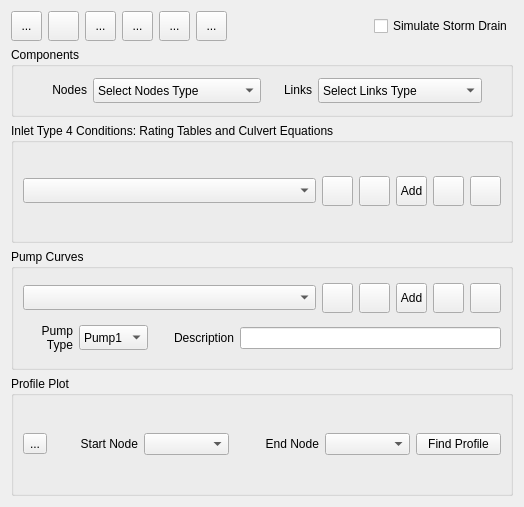
Above: flo2d/ui/storm_drain_editor.ui from FLO-2DSoftware/qgis-flo-2d-plugin before the change. Below: the same form after it.
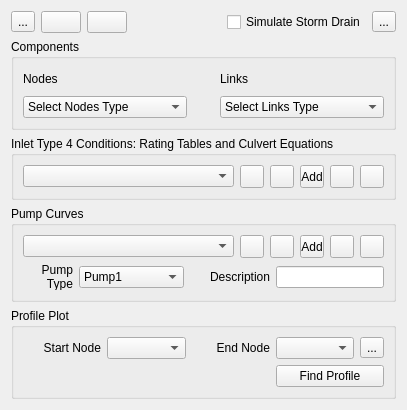
That is the form after the change. Icons and pictures are not drawn.

Commit message: Created a table for the field connector memory

```diff
--- a/flo2d/ui/storm_drain_editor.ui
+++ b/flo2d/ui/storm_drain_editor.ui
@@ -6,8 +6,8 @@
    <rect>
     <x>0</x>
     <y>0</y>
-    <width>524</width>
-    <height>507</height>
+    <width>407</width>
+    <height>410</height>
    </rect>
   </property>
   <property name="minimumSize">
@@ -20,6 +20,355 @@
    <string>FLO-2D Widget</string>
   </property>
   <layout class="QGridLayout" name="gridLayout_5">
+   <item row="1" column="0">
+    <widget class="QGroupBox" name="components_group">
+     <property name="title">
+      <string>Components</string>
+     </property>
+     <layout class="QGridLayout" name="gridLayout_7">
+      <item row="0" column="0">
+       <layout class="QGridLayout" name="gridLayout_3">
+        <item row="0" column="2">
+         <widget class="QLabel" name="label">
+          <property name="sizePolicy">
+           <sizepolicy hsizetype="Fixed" vsizetype="Fixed">
+            <horstretch>0</horstretch>
+            <verstretch>0</verstretch>
+           </sizepolicy>
+          </property>
+          <property name="minimumSize">
+           <size>
+            <width>164</width>
+            <height>22</height>
+           </size>
+          </property>
+          <property name="maximumSize">
+           <size>
+            <width>164</width>
+            <height>22</height>
+           </size>
+          </property>
+          <property name="text">
+           <string>Links</string>
+          </property>
+         </widget>
+        </item>
+        <item row="1" column="0">
+         <widget class="QComboBox" name="SD_nodes_components_cbo">
+          <property name="sizePolicy">
+           <sizepolicy hsizetype="Preferred" vsizetype="Fixed">
+            <horstretch>0</horstretch>
+            <verstretch>0</verstretch>
+           </sizepolicy>
+          </property>
+          <property name="minimumSize">
+           <size>
+            <width>0</width>
+            <height>0</height>
+           </size>
+          </property>
+          <property name="maximumSize">
+           <size>
+            <width>16777215</width>
+            <height>16777215</height>
+           </size>
+          </property>
+          <property name="sizeIncrement">
+           <size>
+            <width>0</width>
+            <height>0</height>
+           </size>
+          </property>
+          <property name="currentText">
+           <string>Select Nodes Type</string>
+          </property>
+          <item>
+           <property name="text">
+            <string>Select Nodes Type</string>
+           </property>
+          </item>
+          <item>
+           <property name="text">
+            <string>Inlets/Junctions</string>
+           </property>
+          </item>
+          <item>
+           <property name="text">
+            <string>Outfalls</string>
+           </property>
+          </item>
+          <item>
+           <property name="text">
+            <string>Storage Units</string>
+           </property>
+          </item>
+         </widget>
+        </item>
+        <item row="0" column="0">
+         <widget class="QLabel" name="label_2">
+          <property name="sizePolicy">
+           <sizepolicy hsizetype="Fixed" vsizetype="Fixed">
+            <horstretch>0</horstretch>
+            <verstretch>0</verstretch>
+           </sizepolicy>
+          </property>
+          <property name="minimumSize">
+           <size>
+            <width>164</width>
+            <height>22</height>
+           </size>
+          </property>
+          <property name="maximumSize">
+           <size>
+            <width>164</width>
+            <height>22</height>
+           </size>
+          </property>
+          <property name="text">
+           <string>Nodes</string>
+          </property>
+         </widget>
+        </item>
+        <item row="1" column="2">
+         <widget class="QComboBox" name="SD_links_components_cbo">
+          <property name="sizePolicy">
+           <sizepolicy hsizetype="Preferred" vsizetype="Fixed">
+            <horstretch>0</horstretch>
+            <verstretch>0</verstretch>
+           </sizepolicy>
+          </property>
+          <property name="minimumSize">
+           <size>
+            <width>0</width>
+            <height>0</height>
+           </size>
+          </property>
+          <property name="maximumSize">
+           <size>
+            <width>16777215</width>
+            <height>16777215</height>
+           </size>
+          </property>
+          <property name="currentText">
+           <string>Select Links Type</string>
+          </property>
+          <item>
+           <property name="text">
+            <string>Select Links Type</string>
+           </property>
+          </item>
+          <item>
+           <property name="text">
+            <string>Conduits</string>
+           </property>
+          </item>
+          <item>
+           <property name="text">
+            <string>Pumps</string>
+           </property>
+          </item>
+          <item>
+           <property name="text">
+            <string>Orifices</string>
+           </property>
+          </item>
+          <item>
+           <property name="text">
+            <string>Weirs</string>
+           </property>
+          </item>
+         </widget>
+        </item>
+        <item row="0" column="1" rowspan="2">
+         <spacer name="horizontalSpacer_4">
+          <property name="orientation">
+           <enum>Qt::Horizontal</enum>
+          </property>
+          <property name="sizeHint" stdset="0">
+           <size>
+            <width>40</width>
+            <height>20</height>
+           </size>
+          </property>
+         </spacer>
+        </item>
+       </layout>
+      </item>
+     </layout>
+    </widget>
+   </item>
+   <item row="5" column="0">
+    <spacer name="verticalSpacer">
+     <property name="orientation">
+      <enum>Qt::Vertical</enum>
+     </property>
+     <property name="sizeHint" stdset="0">
+      <size>
+       <width>20</width>
+       <height>40</height>
+      </size>
+     </property>
+    </spacer>
+   </item>
+   <item row="0" column="0">
+    <layout class="QHBoxLayout" name="horizontalLayout_5">
+     <item>
+      <layout class="QHBoxLayout" name="horizontalLayout_4">
+       <item>
+        <widget class="QToolButton" name="schema_storm_drain_btn">
+         <property name="enabled">
+          <bool>true</bool>
+         </property>
+         <property name="minimumSize">
+          <size>
+           <width>0</width>
+           <height>0</height>
+          </size>
+         </property>
+         <property name="maximumSize">
+          <size>
+           <width>16777215</width>
+           <height>16777215</height>
+          </size>
+         </property>
+         <property name="toolTip">
+          <string>Convert User 'Storm Drain Nodes' to Schematic 'Storm Drains'</string>
+         </property>
+         <property name="text">
+          <string>...</string>
+         </property>
+         <property name="icon">
+          <iconset>
+           <normaloff>../img/schematize_res.svg</normaloff>../img/schematize_res.svg</iconset>
+         </property>
+         <property name="iconSize">
+          <size>
+           <width>24</width>
+           <height>24</height>
+          </size>
+         </property>
+        </widget>
+       </item>
+       <item>
+        <widget class="QPushButton" name="import_shapefile_btn">
+         <property name="enabled">
+          <bool>true</bool>
+         </property>
+         <property name="minimumSize">
+          <size>
+           <width>0</width>
+           <height>0</height>
+          </size>
+         </property>
+         <property name="maximumSize">
+          <size>
+           <width>16777215</width>
+           <height>16777215</height>
+          </size>
+         </property>
+         <property name="toolTip">
+          <string>Select components from shapefile layer</string>
+         </property>
+         <property name="text">
+          <string/>
+         </property>
+         <property name="icon">
+          <iconset>
+           <normaloff>../img/import_sd_shapefiles.svg</normaloff>../img/import_sd_shapefiles.svg</iconset>
+         </property>
+         <property name="iconSize">
+          <size>
+           <width>24</width>
+           <height>24</height>
+          </size>
+         </property>
+        </widget>
+       </item>
+       <item>
+        <widget class="QPushButton" name="auto_assign_link_nodes_btn">
+         <property name="sizePolicy">
+          <sizepolicy hsizetype="Minimum" vsizetype="Fixed">
+           <horstretch>0</horstretch>
+           <verstretch>0</verstretch>
+          </sizepolicy>
+         </property>
+         <property name="toolTip">
+          <string>Auto-assign links and nodes</string>
+         </property>
+         <property name="text">
+          <string/>
+         </property>
+         <property name="icon">
+          <iconset>
+           <normaloff>../img/auto_assign_sd.svg</normaloff>../img/auto_assign_sd.svg</iconset>
+         </property>
+         <property name="iconSize">
+          <size>
+           <width>24</width>
+           <height>24</height>
+          </size>
+         </property>
+        </widget>
+       </item>
+      </layout>
+     </item>
+     <item>
+      <spacer name="horizontalSpacer_3">
+       <property name="orientation">
+        <enum>Qt::Horizontal</enum>
+       </property>
+       <property name="sizeHint" stdset="0">
+        <size>
+         <width>13</width>
+         <height>21</height>
+        </size>
+       </property>
+      </spacer>
+     </item>
+     <item>
+      <widget class="QCheckBox" name="simulate_stormdrain_chbox">
+       <property name="text">
+        <string>Simulate Storm Drain</string>
+       </property>
+      </widget>
+     </item>
+     <item>
+      <widget class="QToolButton" name="sd_help_btn">
+       <property name="enabled">
+        <bool>true</bool>
+       </property>
+       <property name="minimumSize">
+        <size>
+         <width>0</width>
+         <height>0</height>
+        </size>
+       </property>
+       <property name="maximumSize">
+        <size>
+         <width>16777215</width>
+         <height>16777215</height>
+        </size>
+       </property>
+       <property name="toolTip">
+        <string>Storm Drain Help</string>
+       </property>
+       <property name="text">
+        <string>...</string>
+       </property>
+       <property name="icon">
+        <iconset>
+         <normaloff>../img/help.svg</normaloff>../img/help.svg</iconset>
+       </property>
+       <property name="iconSize">
+        <size>
+         <width>24</width>
+         <height>24</height>
+        </size>
+       </property>
+      </widget>
+     </item>
+    </layout>
+   </item>
    <item row="2" column="0">
     <widget class="QGroupBox" name="Type_4_condition_group">
      <property name="sizePolicy">
@@ -43,7 +392,7 @@
            <bool>true</bool>
           </property>
           <property name="sizePolicy">
-           <sizepolicy hsizetype="MinimumExpanding" vsizetype="Fixed">
+           <sizepolicy hsizetype="Preferred" vsizetype="Fixed">
             <horstretch>0</horstretch>
             <verstretch>0</verstretch>
            </sizepolicy>
@@ -51,13 +400,13 @@
           <property name="minimumSize">
            <size>
             <width>0</width>
-            <height>25</height>
+            <height>0</height>
            </size>
           </property>
           <property name="maximumSize">
            <size>
             <width>16777215</width>
-            <height>25</height>
+            <height>16777215</height>
            </size>
           </property>
           <property name="maxVisibleItems">
@@ -72,14 +421,14 @@
           </property>
           <property name="minimumSize">
            <size>
-            <width>31</width>
-            <height>30</height>
+            <width>0</width>
+            <height>0</height>
            </size>
           </property>
           <property name="maximumSize">
            <size>
-            <width>31</width>
-            <height>30</height>
+            <width>24</width>
+            <height>24</height>
            </size>
           </property>
           <property name="toolTip">
@@ -101,14 +450,14 @@
           </property>
           <property name="minimumSize">
            <size>
-            <width>31</width>
-            <height>30</height>
+            <width>0</width>
+            <height>0</height>
            </size>
           </property>
           <property name="maximumSize">
            <size>
-            <width>31</width>
-            <height>30</height>
+            <width>24</width>
+            <height>24</height>
            </size>
           </property>
           <property name="toolTip">
@@ -133,14 +482,14 @@
           </property>
           <property name="minimumSize">
            <size>
-            <width>31</width>
-            <height>30</height>
+            <width>0</width>
+            <height>0</height>
            </size>
           </property>
           <property name="maximumSize">
            <size>
-            <width>31</width>
-            <height>30</height>
+            <width>24</width>
+            <height>24</height>
            </size>
           </property>
           <property name="toolTip">
@@ -168,14 +517,14 @@
           </property>
           <property name="minimumSize">
            <size>
-            <width>31</width>
-            <height>30</height>
+            <width>0</width>
+            <height>0</height>
            </size>
           </property>
           <property name="maximumSize">
            <size>
-            <width>31</width>
-            <height>30</height>
+            <width>24</width>
+            <height>24</height>
            </size>
           </property>
           <property name="toolTip">
@@ -197,14 +546,14 @@
           </property>
           <property name="minimumSize">
            <size>
-            <width>31</width>
-            <height>30</height>
+            <width>0</width>
+            <height>0</height>
            </size>
           </property>
           <property name="maximumSize">
            <size>
-            <width>31</width>
-            <height>30</height>
+            <width>24</width>
+            <height>24</height>
            </size>
           </property>
           <property name="toolTip">
@@ -241,7 +590,7 @@
         <item>
          <widget class="QComboBox" name="pump_curve_cbo">
           <property name="sizePolicy">
-           <sizepolicy hsizetype="MinimumExpanding" vsizetype="Fixed">
+           <sizepolicy hsizetype="Preferred" vsizetype="Fixed">
             <horstretch>0</horstretch>
             <verstretch>0</verstretch>
            </sizepolicy>
@@ -249,13 +598,13 @@
           <property name="minimumSize">
            <size>
             <width>0</width>
-            <height>25</height>
+            <height>0</height>
            </size>
           </property>
           <property name="maximumSize">
            <size>
             <width>16777215</width>
-            <height>25</height>
+            <height>16777215</height>
            </size>
           </property>
           <property name="insertPolicy">
@@ -273,14 +622,14 @@
           </property>
           <property name="minimumSize">
            <size>
-            <width>31</width>
-            <height>30</height>
+            <width>0</width>
+            <height>0</height>
            </size>
           </property>
           <property name="maximumSize">
            <size>
-            <width>31</width>
-            <height>30</height>
+            <width>24</width>
+            <height>24</height>
            </size>
           </property>
           <property name="toolTip">
@@ -302,14 +651,14 @@
           </property>
           <property name="minimumSize">
            <size>
-            <width>31</width>
-            <height>30</height>
+            <width>0</width>
+            <height>0</height>
            </size>
           </property>
           <property name="maximumSize">
            <size>
-            <width>31</width>
-            <height>30</height>
+            <width>24</width>
+            <height>24</height>
            </size>
           </property>
           <property name="toolTip">
@@ -334,14 +683,14 @@
           </property>
           <property name="minimumSize">
            <size>
-            <width>31</width>
-            <height>30</height>
+            <width>0</width>
+            <height>0</height>
            </size>
           </property>
           <property name="maximumSize">
            <size>
-            <width>31</width>
-            <height>30</height>
+            <width>24</width>
+            <height>24</height>
            </size>
           </property>
           <property name="toolTip">
@@ -369,14 +718,14 @@
           </property>
           <property name="minimumSize">
            <size>
-            <width>31</width>
-            <height>30</height>
+            <width>0</width>
+            <height>0</height>
            </size>
           </property>
           <property name="maximumSize">
            <size>
-            <width>31</width>
-            <height>30</height>
+            <width>24</width>
+            <height>24</height>
            </size>
           </property>
           <property name="toolTip">
@@ -398,14 +747,14 @@
           </property>
           <property name="minimumSize">
            <size>
-            <width>31</width>
-            <height>30</height>
+            <width>0</width>
+            <height>0</height>
            </size>
           </property>
           <property name="maximumSize">
            <size>
-            <width>31</width>
-            <height>30</height>
+            <width>24</width>
+            <height>24</height>
            </size>
           </property>
           <property name="toolTip">
@@ -466,7 +815,7 @@
           <item>
            <widget class="QComboBox" name="pump_curve_type_cbo">
             <property name="sizePolicy">
-             <sizepolicy hsizetype="Fixed" vsizetype="Fixed">
+             <sizepolicy hsizetype="Preferred" vsizetype="Fixed">
               <horstretch>0</horstretch>
               <verstretch>0</verstretch>
              </sizepolicy>
@@ -474,13 +823,13 @@
             <property name="minimumSize">
              <size>
               <width>0</width>
-              <height>25</height>
+              <height>0</height>
              </size>
             </property>
             <property name="maximumSize">
              <size>
               <width>16777215</width>
-              <height>25</height>
+              <height>16777215</height>
              </size>
             </property>
             <property name="currentText">
@@ -543,451 +892,23 @@
           <item>
            <widget class="QLineEdit" name="pump_curve_description_le">
             <property name="sizePolicy">
-             <sizepolicy hsizetype="MinimumExpanding" vsizetype="Fixed">
-              <horstretch>0</horstretch>
-              <verstretch>0</verstretch>
-             </sizepolicy>
-            </property>
-            <property name="minimumSize">
-             <size>
-              <width>0</width>
-              <height>22</height>
-             </size>
-            </property>
-            <property name="maximumSize">
-             <size>
-              <width>16777215</width>
-              <height>22</height>
-             </size>
-            </property>
-           </widget>
-          </item>
-         </layout>
-        </item>
-       </layout>
-      </item>
-     </layout>
-    </widget>
-   </item>
-   <item row="0" column="0">
-    <layout class="QHBoxLayout" name="horizontalLayout_5">
-     <item>
-      <layout class="QHBoxLayout" name="horizontalLayout_4">
-       <item>
-        <widget class="QToolButton" name="schema_storm_drain_btn">
-         <property name="enabled">
-          <bool>true</bool>
-         </property>
-         <property name="minimumSize">
-          <size>
-           <width>31</width>
-           <height>30</height>
-          </size>
-         </property>
-         <property name="maximumSize">
-          <size>
-           <width>31</width>
-           <height>30</height>
-          </size>
-         </property>
-         <property name="toolTip">
-          <string>Convert User 'Storm Drain Nodes' to Schematic 'Storm Drains'</string>
-         </property>
-         <property name="text">
-          <string>...</string>
-         </property>
-         <property name="icon">
-          <iconset>
-           <normaloff>../../../img/schematize_res.svg</normaloff>../../../img/schematize_res.svg</iconset>
-         </property>
-         <property name="iconSize">
-          <size>
-           <width>24</width>
-           <height>24</height>
-          </size>
-         </property>
-        </widget>
-       </item>
-       <item>
-        <widget class="QToolButton" name="import_inp_btn">
-         <property name="enabled">
-          <bool>true</bool>
-         </property>
-         <property name="minimumSize">
-          <size>
-           <width>31</width>
-           <height>30</height>
-          </size>
-         </property>
-         <property name="maximumSize">
-          <size>
-           <width>31</width>
-           <height>30</height>
-          </size>
-         </property>
-         <property name="toolTip">
-          <string>Import SWMM.INP</string>
-         </property>
-         <property name="text">
-          <string/>
-         </property>
-         <property name="icon">
-          <iconset>
-           <normaloff>../img/import_swmm.svg</normaloff>../img/import_swmm.svg</iconset>
-         </property>
-         <property name="iconSize">
-          <size>
-           <width>24</width>
-           <height>24</height>
-          </size>
-         </property>
-        </widget>
-       </item>
-       <item>
-        <widget class="QToolButton" name="export_inp_btn">
-         <property name="enabled">
-          <bool>true</bool>
-         </property>
-         <property name="minimumSize">
-          <size>
-           <width>31</width>
-           <height>30</height>
-          </size>
-         </property>
-         <property name="maximumSize">
-          <size>
-           <width>31</width>
-           <height>30</height>
-          </size>
-         </property>
-         <property name="toolTip">
-          <string>Export SWMM.INP</string>
-         </property>
-         <property name="text">
-          <string>...</string>
-         </property>
-         <property name="icon">
-          <iconset>
-           <normaloff>../img/export_swmm.svg</normaloff>../img/export_swmm.svg</iconset>
-         </property>
-         <property name="iconSize">
-          <size>
-           <width>24</width>
-           <height>24</height>
-          </size>
-         </property>
-        </widget>
-       </item>
-       <item>
-        <widget class="QToolButton" name="import_shapefile_btn">
-         <property name="enabled">
-          <bool>true</bool>
-         </property>
-         <property name="minimumSize">
-          <size>
-           <width>31</width>
-           <height>30</height>
-          </size>
-         </property>
-         <property name="maximumSize">
-          <size>
-           <width>31</width>
-           <height>30</height>
-          </size>
-         </property>
-         <property name="toolTip">
-          <string>Select components from shapefile layer</string>
-         </property>
-         <property name="text">
-          <string>...</string>
-         </property>
-         <property name="icon">
-          <iconset>
-           <normaloff>../img/add.svg</normaloff>../img/add.svg</iconset>
-         </property>
-         <property name="iconSize">
-          <size>
-           <width>24</width>
-           <height>24</height>
-          </size>
-         </property>
-        </widget>
-       </item>
-       <item>
-        <widget class="QToolButton" name="auto_assign_link_nodes_btn">
-         <property name="enabled">
-          <bool>true</bool>
-         </property>
-         <property name="minimumSize">
-          <size>
-           <width>31</width>
-           <height>30</height>
-          </size>
-         </property>
-         <property name="maximumSize">
-          <size>
-           <width>31</width>
-           <height>30</height>
-          </size>
-         </property>
-         <property name="toolTip">
-          <string>Auto-assign link nodes</string>
-         </property>
-         <property name="text">
-          <string>...</string>
-         </property>
-         <property name="icon">
-          <iconset>
-           <normaloff>../img/schematize_confluence.svg</normaloff>../img/schematize_confluence.svg</iconset>
-         </property>
-         <property name="iconSize">
-          <size>
-           <width>24</width>
-           <height>24</height>
-          </size>
-         </property>
-        </widget>
-       </item>
-       <item>
-        <widget class="QToolButton" name="sd_help_btn">
-         <property name="enabled">
-          <bool>true</bool>
-         </property>
-         <property name="minimumSize">
-          <size>
-           <width>31</width>
-           <height>30</height>
-          </size>
-         </property>
-         <property name="maximumSize">
-          <size>
-           <width>31</width>
-           <height>30</height>
-          </size>
-         </property>
-         <property name="toolTip">
-          <string>Storm Drain Help</string>
-         </property>
-         <property name="text">
-          <string>...</string>
-         </property>
-         <property name="icon">
-          <iconset>
-           <normaloff>../img/help.svg</normaloff>../img/help.svg</iconset>
-         </property>
-         <property name="iconSize">
-          <size>
-           <width>24</width>
-           <height>24</height>
-          </size>
-         </property>
-        </widget>
-       </item>
-      </layout>
-     </item>
-     <item>
-      <spacer name="horizontalSpacer_3">
-       <property name="orientation">
-        <enum>Qt::Horizontal</enum>
-       </property>
-       <property name="sizeHint" stdset="0">
-        <size>
-         <width>13</width>
-         <height>21</height>
-        </size>
-       </property>
-      </spacer>
-     </item>
-     <item>
-      <widget class="QCheckBox" name="simulate_stormdrain_chbox">
-       <property name="text">
-        <string>Simulate Storm Drain</string>
-       </property>
-      </widget>
-     </item>
-    </layout>
-   </item>
-   <item row="1" column="0">
-    <widget class="QGroupBox" name="components_group">
-     <property name="minimumSize">
-      <size>
-       <width>0</width>
-       <height>70</height>
-      </size>
-     </property>
-     <property name="maximumSize">
-      <size>
-       <width>16777215</width>
-       <height>70</height>
-      </size>
-     </property>
-     <property name="title">
-      <string>Components</string>
-     </property>
-     <layout class="QGridLayout" name="gridLayout">
-      <item row="0" column="0">
-       <layout class="QHBoxLayout" name="horizontalLayout_10">
-        <item>
-         <layout class="QHBoxLayout" name="horizontalLayout_9">
-          <item>
-           <widget class="QLabel" name="label_2">
-            <property name="sizePolicy">
              <sizepolicy hsizetype="Preferred" vsizetype="Fixed">
               <horstretch>0</horstretch>
               <verstretch>0</verstretch>
              </sizepolicy>
             </property>
             <property name="minimumSize">
-             <size>
-              <width>45</width>
-              <height>22</height>
-             </size>
-            </property>
-            <property name="maximumSize">
-             <size>
-              <width>45</width>
-              <height>22</height>
-             </size>
-            </property>
-            <property name="text">
-             <string>Nodes</string>
-            </property>
-            <property name="alignment">
-             <set>Qt::AlignRight|Qt::AlignTrailing|Qt::AlignVCenter</set>
-            </property>
-           </widget>
-          </item>
-          <item>
-           <widget class="QComboBox" name="SD_nodes_components_cbo">
-            <property name="sizePolicy">
-             <sizepolicy hsizetype="Fixed" vsizetype="Fixed">
-              <horstretch>0</horstretch>
-              <verstretch>0</verstretch>
-             </sizepolicy>
-            </property>
-            <property name="minimumSize">
-             <size>
-              <width>168</width>
-              <height>25</height>
-             </size>
-            </property>
-            <property name="maximumSize">
-             <size>
-              <width>168</width>
-              <height>25</height>
-             </size>
-            </property>
-            <property name="sizeIncrement">
              <size>
               <width>0</width>
               <height>0</height>
              </size>
             </property>
-            <property name="currentText">
-             <string>Select Nodes Type</string>
-            </property>
-            <item>
-             <property name="text">
-              <string>Select Nodes Type</string>
-             </property>
-            </item>
-            <item>
-             <property name="text">
-              <string>Inlets/Junctions</string>
-             </property>
-            </item>
-            <item>
-             <property name="text">
-              <string>Outfalls</string>
-             </property>
-            </item>
-            <item>
-             <property name="text">
-              <string>Storage Units</string>
-             </property>
-            </item>
-           </widget>
-          </item>
-         </layout>
-        </item>
-        <item>
-         <layout class="QHBoxLayout" name="horizontalLayout_3">
-          <item>
-           <widget class="QLabel" name="label">
-            <property name="sizePolicy">
-             <sizepolicy hsizetype="Preferred" vsizetype="Fixed">
-              <horstretch>0</horstretch>
-              <verstretch>0</verstretch>
-             </sizepolicy>
-            </property>
-            <property name="minimumSize">
-             <size>
-              <width>45</width>
-              <height>22</height>
-             </size>
-            </property>
             <property name="maximumSize">
              <size>
-              <width>45</width>
-              <height>22</height>
+              <width>16777215</width>
+              <height>16777215</height>
              </size>
             </property>
-            <property name="text">
-             <string>Links</string>
-            </property>
-            <property name="alignment">
-             <set>Qt::AlignRight|Qt::AlignTrailing|Qt::AlignVCenter</set>
-            </property>
-           </widget>
-          </item>
-          <item>
-           <widget class="QComboBox" name="SD_links_components_cbo">
-            <property name="sizePolicy">
-             <sizepolicy hsizetype="Fixed" vsizetype="Fixed">
-              <horstretch>0</horstretch>
-              <verstretch>0</verstretch>
-             </sizepolicy>
-            </property>
-            <property name="minimumSize">
-             <size>
-              <width>164</width>
-              <height>25</height>
-             </size>
-            </property>
-            <property name="maximumSize">
-             <size>
-              <width>164</width>
-              <height>25</height>
-             </size>
-            </property>
-            <property name="currentText">
-             <string>Select Links Type</string>
-            </property>
-            <item>
-             <property name="text">
-              <string>Select Links Type</string>
-             </property>
-            </item>
-            <item>
-             <property name="text">
-              <string>Conduits</string>
-             </property>
-            </item>
-            <item>
-             <property name="text">
-              <string>Pumps</string>
-             </property>
-            </item>
-            <item>
-             <property name="text">
-              <string>Orifices</string>
-             </property>
-            </item>
-            <item>
-             <property name="text">
-              <string>Weirs</string>
-             </property>
-            </item>
            </widget>
           </item>
          </layout>
@@ -1006,9 +927,22 @@
       <string>Profile Plot</string>
      </property>
      <layout class="QGridLayout" name="gridLayout_8">
-      <item row="0" column="0">
+      <item row="0" column="0" colspan="3">
        <layout class="QGridLayout" name="gridLayout_9">
-        <item row="0" column="3">
+        <item row="0" column="1" rowspan="3">
+         <widget class="QLabel" name="label_4">
+          <property name="text">
+           <string>Start Node</string>
+          </property>
+          <property name="alignment">
+           <set>Qt::AlignRight|Qt::AlignTrailing|Qt::AlignVCenter</set>
+          </property>
+         </widget>
+        </item>
+        <item row="0" column="2" rowspan="3">
+         <widget class="QComboBox" name="start_node_cbo"/>
+        </item>
+        <item row="0" column="3" rowspan="3">
          <widget class="QLabel" name="label_5">
           <property name="text">
            <string>End Node</string>
@@ -1018,30 +952,30 @@
           </property>
          </widget>
         </item>
-        <item row="0" column="5">
+        <item row="0" column="4" rowspan="3">
+         <widget class="QComboBox" name="end_node_cbo"/>
+        </item>
+        <item row="3" column="4" colspan="2">
          <widget class="QPushButton" name="find_profile_btn">
           <property name="text">
            <string>Find Profile</string>
           </property>
          </widget>
         </item>
-        <item row="0" column="2">
-         <widget class="QComboBox" name="start_node_cbo"/>
-        </item>
-        <item row="0" column="4">
-         <widget class="QComboBox" name="end_node_cbo"/>
-        </item>
-        <item row="0" column="1">
-         <widget class="QLabel" name="label_4">
-          <property name="text">
-           <string>Start Node</string>
+        <item row="3" column="1" colspan="3">
+         <spacer name="horizontalSpacer">
+          <property name="orientation">
+           <enum>Qt::Horizontal</enum>
           </property>
-          <property name="alignment">
-           <set>Qt::AlignRight|Qt::AlignTrailing|Qt::AlignVCenter</set>
+          <property name="sizeHint" stdset="0">
+           <size>
+            <width>40</width>
+            <height>20</height>
+           </size>
           </property>
-         </widget>
+         </spacer>
         </item>
-        <item row="0" column="0">
+        <item row="0" column="5" rowspan="3">
          <widget class="QToolButton" name="center_chbox">
           <property name="text">
            <string>...</string>
```
Left out of the diff: 2 changed lines with no effect on the pictures. The commit also changes 2 other files.
